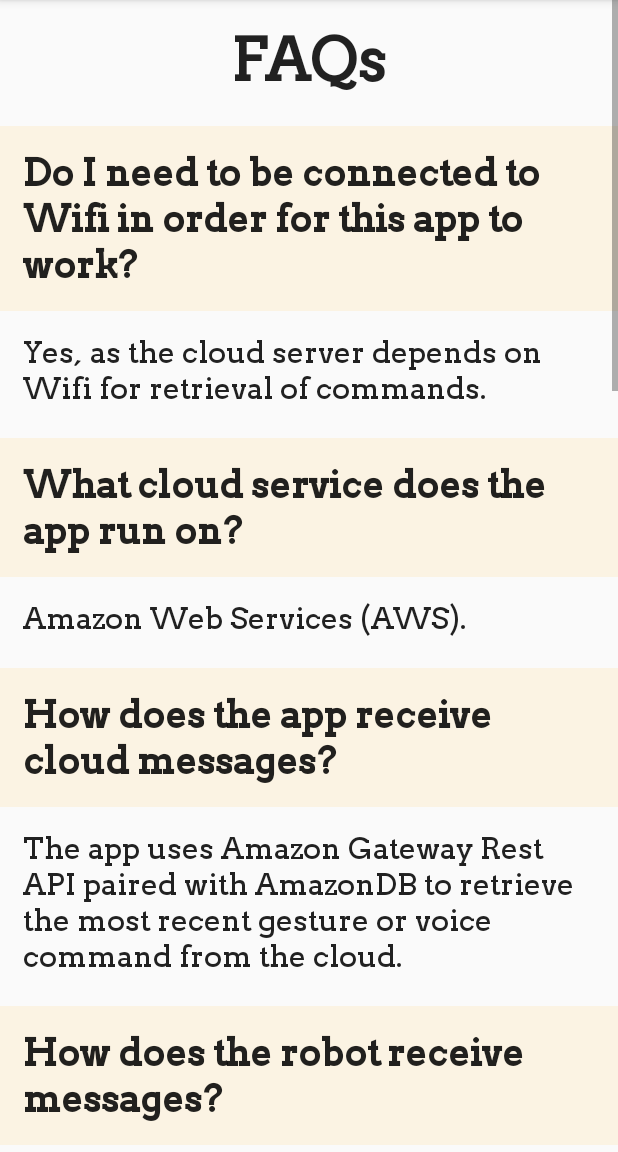
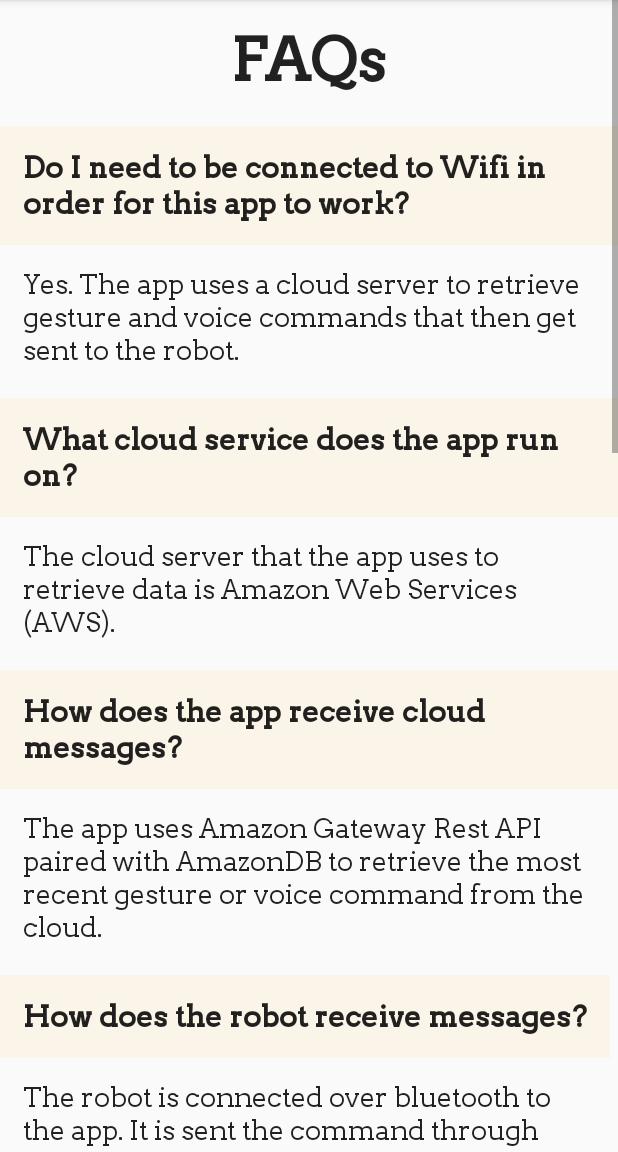
Before and after one commit to GestureRecognitionApplication/PyBot, an Android app: the HelpActivity screen opened directly, with no data from a screen before it, on a phone screen of 412 x 824 dp, the part 84-1236 px from its top. Run offline under Robolectric (Android 15) with nearby library versions, the phone set to English and light mode, and no system bars.

Commit message:
changed FAQ BG and added PyBot logo

```diff
--- a/app/src/main/res/values/help_styles.xml
+++ b/app/src/main/res/values/help_styles.xml
@@ -6,8 +6,8 @@
         <item name="android:paddingLeft">15dp</item>
         <item name="android:paddingRight">15dp</item>
         <item name="android:textStyle">bold</item>
-        <item name="android:textSize">25sp</item>
-        <item name="android:background">#18ffa500</item> //25 = 255 * .1 (I want opacity = 10%) and 000000 is black in hex
+        <item name="android:textSize">20sp</item>
+        <item name="android:background">#17FFAD3E</item> //25 = 255 * .1 (I want opacity = 10%) and 000000 is black in hex
         <item name="android:fontFamily">@font/arvo</item>
     </style>
 
@@ -17,7 +17,7 @@
         <item name="android:paddingRight">15dp</item>
         <item name="android:layout_marginBottom">15dp</item>
         <item name="android:layout_marginTop">15dp</item>
-        <item name="android:textSize">20sp</item>
+        <item name="android:textSize">18sp</item>
         <item name="android:fontFamily">@font/arvo</item>
     </style>
 
--- a/app/src/main/res/values/strings.xml
+++ b/app/src/main/res/values/strings.xml
@@ -10,8 +10,8 @@
     <string name="Q7">How do the voice commands work?</string>
     <string name="Q8">How can I find the recognized voice commands?</string>
     <string name="Q9">Where can I obtain more information?</string>
-    <string name="A1">Yes, as the cloud server depends on Wifi for retrieval of commands.</string>
-    <string name="A2">Amazon Web Services (AWS).</string>
+    <string name="A1">Yes. The app uses a cloud server to retrieve gesture and voice commands that then get sent to the robot.</string>
+    <string name="A2">The cloud server that the app uses to retrieve data is Amazon Web Services (AWS).</string>
     <string name="A3">The app uses Amazon Gateway Rest API paired with AmazonDB to retrieve the most recent gesture or voice command from the cloud.</string>
     <string name="A4">The robot is connected over bluetooth to the app. It is sent the command through that communication pathway.</string>
     <string name="A5">The red circle signifies the Robot is not connected to the Application via bluetooth. If this button appears, ensure the robot is powered and that check it’s bluetooth connection. Also ensure bluetooth is on for the mobile device.</string>
```
Also changed, not shown: app/src/main/res/drawable/logo_v2.png (added).
